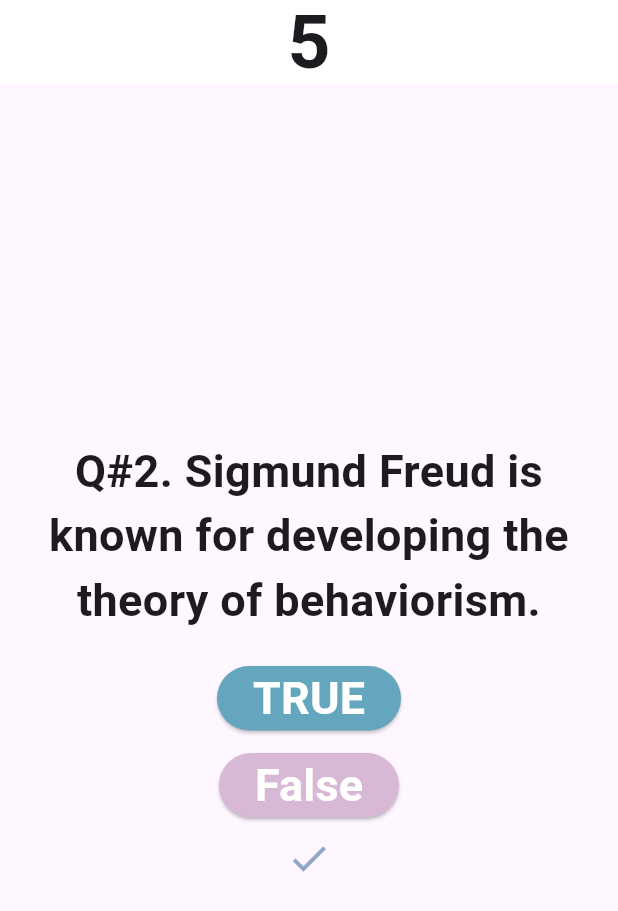
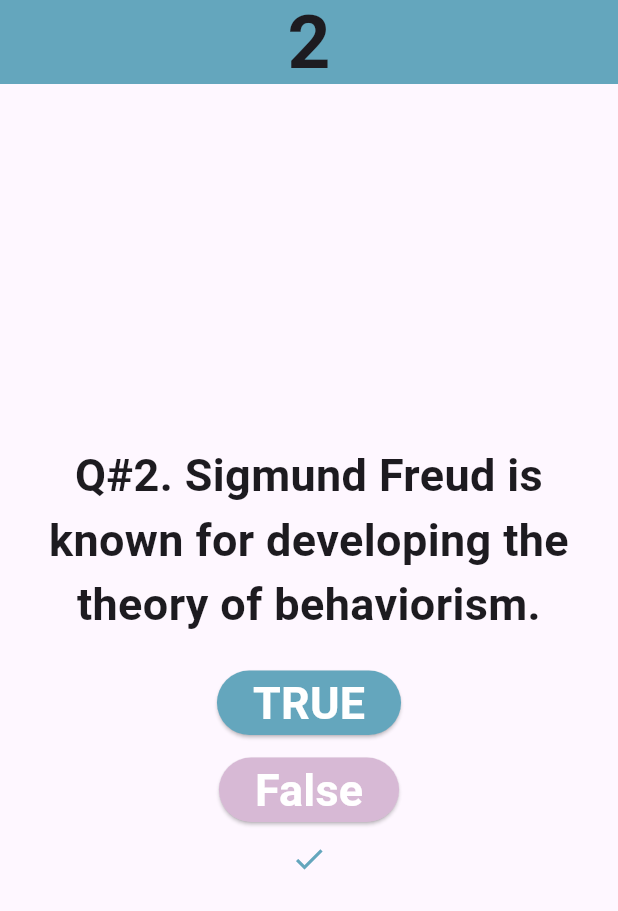
Before and after one commit to Mehreen-siddique/Quiz_App, a Flutter app: the screen it shows after launch, after a tap on "TRUE", on a phone screen of 412 x 824 dp. Shown: the top 911 px of the screen. Run offline on Flutter 3.47's test engine with Material 3 defaults, Android fonts, the phone set to English and light mode, and no system bars.

Commit message:
complete the app.

```diff
--- a/lib/main.dart
+++ b/lib/main.dart
@@ -1,8 +1,7 @@
 
 
-import 'package:flutter/cupertino.dart';
 import 'package:flutter/material.dart';
-import 'package:quiz/quiz.dart' show quizFile;
+import 'package:quiz/splashScreen.dart' show Mycard;
 
 void main(){
   runApp(mainFile());
@@ -20,7 +19,7 @@ class _mainFileState extends State<mainFile> {
   Widget build(BuildContext context) {
     return MaterialApp(
       debugShowCheckedModeBanner: false,
-       home: quizFile(),
+       home: Mycard(),
     );
   }
 }
--- a/lib/questionsbank.dart
+++ b/lib/questionsbank.dart
@@ -1,7 +1,10 @@
+import 'dart:math';
+
 import 'quizdart.dart';
 
 class QuestionBank{
   int count = 0;
+  final Random random = Random();
   List<Questions> QuestionsCollection = [
     Questions('Q#1. Psychology is the scientific study of behavior and mental processes.', true),
     Questions('Q#2. Sigmund Freud is known for developing the theory of behaviorism.   ', false),
@@ -9,11 +12,22 @@ class QuestionBank{
     Questions('Q#3.The amygdala is primarily responsible for processing emotions like fear.   ', true),
     Questions('Q#4. The conscious mind includes all thoughts and feelings we are unaware of.    ', true),
     Questions('Q#5. Classical conditioning was discovered by Ivan Pavlov.   ', false),
-    Questions('Q#6. The conscious mind includes all thoughts and feelings we are unaware of.     ', true),
+    Questions('Q#6. Cognitive psychology focuses on mental processes like memory and problem-solving.     ', true),
     Questions('Q#7. Phobias are irrational fears that can be treated with exposure therapy.   ', true),
     Questions('Q#8. The placebo effect has no impact on psychological research outcomes.   ', false),
     Questions('Q#9. Maslow’s hierarchy of needs includes physiological needs at the top level.     ', false),
     Questions('Q#10.  The bystander effect suggests people are less likely to help in a group setting.    ', true),
+
+    Questions('Q#11.  Neurotransmitters are chemicals that transmit signals between neurons.    ', true),
+    Questions('Q#12. The Hawthorne effect refers to behavior changes due to being observed.    ', true),
+    Questions('Q#13.  B.F. Skinner is associated with operant conditioning.    ', true),
+    Questions('Q#14.  The frontal lobe is primarily responsible for motor functions and decision-making.    ', true),
+    Questions('Q#15.  Depression is caused solely by genetic factors.    ', false),
+    Questions('Q#16.  The Stanford Prison Experiment demonstrated the power of situational roles..    ', true),
+    Questions('Q#17.  Short-term memory can hold an unlimited amount of information.   ', false),
+    Questions('Q#18.  The fight-or-flight response is triggered by the sympathetic nervous system.    ', true),
+    Questions('Q#19.  Confirmation bias refers to seeking information that supports one’s beliefs.    ', true),
+    Questions('Q#20.  The DSM-5 is used to diagnose physical health conditions.    ', false),
 
 
   ];
@@ -27,6 +41,7 @@ class QuestionBank{
   bool GetAnswer(){
     return QuestionsCollection[count].AnswerKey!;
   }
+
 
 
   void NextQuestion(){
@@ -44,7 +59,9 @@ class QuestionBank{
         return false;
       }
   }
-
+  void Reset(){
+    count=0;
+  }
 
 
 
--- a/lib/quiz.dart
+++ b/lib/quiz.dart
@@ -20,20 +20,24 @@ class _quizFileState extends State<quizFile> {
 
   List<Icon> Icons_List = [];
   int marks=0;
+  int totalMarks = 0;
   QuestionBank QA = QuestionBank();
-  int totalMarks = 0;
 
 
 
   void QuizChecking( bool userSelectedAnswer){
+
   if(QA.GetAnswer()==userSelectedAnswer){
-  marks=marks+5;
+    Icons_List.add(Icon(Icons.check,
+    color:Color(0Xfff64a6bd) ,
+    ));
+  marks=marks+2;
   }
-  else{
+  else if (QA.GetAnswer() != userSelectedAnswer){
   Icons_List.add( Icon(
-  Icons.check,
+  Icons.close,
   size: 30,
-  color: Color(0XFFF90A8c3),
+  color: Color(0Xfff90a8c3),
 
   ),);
 
@@ -44,11 +48,17 @@ class _quizFileState extends State<quizFile> {
   void QuizStatus(bool userSelectedAnswer){
     if(QA.CheckFinishQuestion()==true){
 
+
     QuizChecking(userSelectedAnswer);
-    totalMarks = Icons_List.length*5;
+    totalMarks = Icons_List.length*2;
     Navigator.pushReplacement(context,
     MaterialPageRoute(builder: (context)=>resultScreen(gotmarks: marks, totalQuizMarks: totalMarks))
     );
+   /* showDialog(context: context, builder:(context)=>
+        AlertDialog(
+          title: Text("you reach to result."),
+        ),
+    ); */
     }
     else{
       QuizChecking(userSelectedAnswer);
@@ -57,12 +67,14 @@ class _quizFileState extends State<quizFile> {
     }
   }
 
+
+  @override
   Widget build(BuildContext context) {
     return MaterialApp(
   debugShowCheckedModeBanner: false,
       home: Scaffold(
         appBar: AppBar(
-          backgroundColor: Colors.white,
+          backgroundColor: Color(0Xfff64a6bd),
           title: Center(child: Text('$marks',style: TextStyle(
             fontSize: 50,
             fontWeight: FontWeight.bold
@@ -71,10 +83,11 @@ class _quizFileState extends State<quizFile> {
 
         body:
         Padding(padding: EdgeInsets.all(20),
-         child:Column(
+         child:
+         Column(
            mainAxisAlignment: MainAxisAlignment.center,
            children: [
-             Text(QA.GetQuestion(),
+             Text(QA.GetQuestion()!,
                textAlign: TextAlign.center,
                style:
 
@@ -88,19 +101,13 @@ class _quizFileState extends State<quizFile> {
              SizedBox(height: 20,),
              ElevatedButton(
                  style: ElevatedButton.styleFrom(
-                   backgroundColor: Color(0Xfff64A6BD)
+                   backgroundColor: Color(0Xfff64a6bd)
                  ),
 
                  onPressed: (){
                    setState(() {
 
                      QuizStatus(true);
-                     Icons_List.add( Icon(
-                       Icons.check,
-                       size: 30,
-                       color: Color(0XFFF90A8c3),
-
-                     ),);
                    });
 
               }
@@ -113,20 +120,13 @@ class _quizFileState extends State<quizFile> {
              SizedBox(height: 10,),
              ElevatedButton(
                  style: ElevatedButton.styleFrom(
-                     backgroundColor: Color(0XfffD7B9D5)
+                     backgroundColor: Color(0Xfffd7b9d5)
                  ),
 
                  onPressed: (){
 
                    setState(() {
                      QuizStatus(false);
-
-                     Icons_List.add( Icon(
-                       Icons.close,
-                       size: 30,
-                       color: Color(0XFFF90A8c3),
-
-                     ),);
                    });
                  }
                  , child: Text('False', style: TextStyle(
--- a/lib/resultscreen.dart
+++ b/lib/resultscreen.dart
@@ -26,16 +26,18 @@ class _resultScreenState extends State<resultScreen> {
    var tmarks = 0;
    double  percentage = 0;
    String? formatedPercentage;
-   var selectedImage;
+   String? selectedImage;
 
 
-   List Image_List = [
-     'images/1.jpg'
-     'images/2.webp'
+   List<String> Image_List = [
+    'images/average.webp',
+     'images/high.jpg',
+     'images/low.png',
    ];
 
   @override
    void initState() {
+    super.initState();
     // TODO: implement initState
     gmarks = widget.gotmarks;
     tmarks = widget.totalQuizMarks;
@@ -50,12 +52,11 @@ class _resultScreenState extends State<resultScreen> {
       selectedImage = Image_List[1];
 
     } else{
-
+      selectedImage = Image_List[2];
     }
 
-    super.initState();
-  // same as for other total marks then use it in text widget to sow marks.
-  // this is the method sir do in the class.
+
+
 }
 
 
@@ -78,8 +79,6 @@ class _resultScreenState extends State<resultScreen> {
                 fontSize: 30,
                 fontWeight: FontWeight.bold
               ),),
-              Column(
-                children: [
               Text('You got $formatedPercentage %',
                 textAlign: TextAlign.center
 
@@ -90,17 +89,13 @@ class _resultScreenState extends State<resultScreen> {
 
 
                 ),),
-                  SizedBox(height: 10,)
-
-                ],
-              ),
 
 
 
               SizedBox(height: 10,),
               ElevatedButton(
                   style: ElevatedButton.styleFrom(
-                      backgroundColor: Color(0Xfff64A6BD)
+                      backgroundColor: Color(0Xfff64a6bd)
                   ),
 
                   onPressed: (){
@@ -122,11 +117,16 @@ class _resultScreenState extends State<resultScreen> {
               SizedBox(height: 10,),
               ElevatedButton(
                   style: ElevatedButton.styleFrom(
-                      backgroundColor: Color(0XfffD7B9D5)
+                      backgroundColor: Color(0Xfffd7b9d5)
                   ),
 
                   onPressed: (){
                     setState(() {
+                      showDialog(context: context, builder:(context)=>
+                          AlertDialog(
+                            title: Text("Finish Quiz."),
+                          ),
+                      );
                       SystemNavigator.pop();
                     });
 
@@ -139,7 +139,11 @@ class _resultScreenState extends State<resultScreen> {
               ),
 
               SizedBox(height: 15,),
-              Image(image: AssetImage(selectedImage!)),
+              Image(
+                  height: 200,
+                  width: 200,
+                  image: AssetImage(selectedImage!)),
+
             ],
           ),
         ),
--- /dev/null
+++ b/lib/splashScreen.dart
@@ -0,0 +1,87 @@
+import 'dart:async';
+
+import 'package:flutter/material.dart';
+import 'package:quiz/quiz.dart' show quizFile;
+
+class Mycard extends StatefulWidget {
+  const Mycard({super.key});
+
+  @override
+  State<Mycard> createState() => _MycardState();
+}
+
+class _MycardState extends State<Mycard> {
+  @override
+  void initState() {
+    // TODO: implement initState
+    super.initState();
+
+    Timer(Duration(seconds: 5),
+            ()=> Navigator.pushReplacement(context,
+            MaterialPageRoute(
+                builder: (BuildContext context)
+                =>quizFile()))
+
+    );
+  }
+
+
+  @override
+  Widget build(BuildContext context) {
+    return MaterialApp(
+      debugShowCheckedModeBanner: false,
+      home: Scaffold(
+        backgroundColor: Colors.black12,
+        body:
+        Center(
+          child: Column(
+            mainAxisAlignment: MainAxisAlignment.center,
+            children: [
+              Text('QUIZ_APP', style: TextStyle(
+                  fontSize: 30,
+                  color: Colors.white,
+                  fontWeight:FontWeight.bold,
+
+
+              ),),
+              SizedBox(height: 20,),
+              Center(
+                child:
+                Column(
+                  children: [
+                    SizedBox(height: 30,),
+                    CircleAvatar(
+                        radius: 100,
+                        backgroundImage: AssetImage('images/logo.png')),
+
+                    SizedBox(height: 20,),
+                    Text('A mobile or web-based application that allows users to create, take, and share interactive quizzes on various topics.',
+                      textAlign: TextAlign.center,
+                      style: TextStyle(
+                        fontSize: 20,
+
+                        color: Colors.white,
+                        fontWeight:FontWeight.bold,
+
+                    ),),
+                  ],
+                ),
+              ) ,
+
+
+
+              SizedBox(height: 100,),
+              CircularProgressIndicator(
+                color: Colors.white,
+                strokeWidth: 10,
+              )
+            ],
+
+          ),
+        ),
+
+
+      ),
+    );
+  }
+}
--- a/pubspec.yaml
+++ b/pubspec.yaml
@@ -34,6 +34,7 @@ dependencies:
   # The following adds the Cupertino Icons font to your application.
   # Use with the CupertinoIcons class for iOS style icons.
   cupertino_icons: ^1.0.8
+  flutter_platform_alert: ^0.7.0
 
 dev_dependencies:
   flutter_test:
```
Also changed, not shown: images/1.jpg (deleted), images/2.webp (deleted), images/average.webp (added), images/high.jpg (added), images/logo.png (added), images/low.jpg (added), pubspec.lock. Lines whose indentation alone changed are shown as unchanged.
